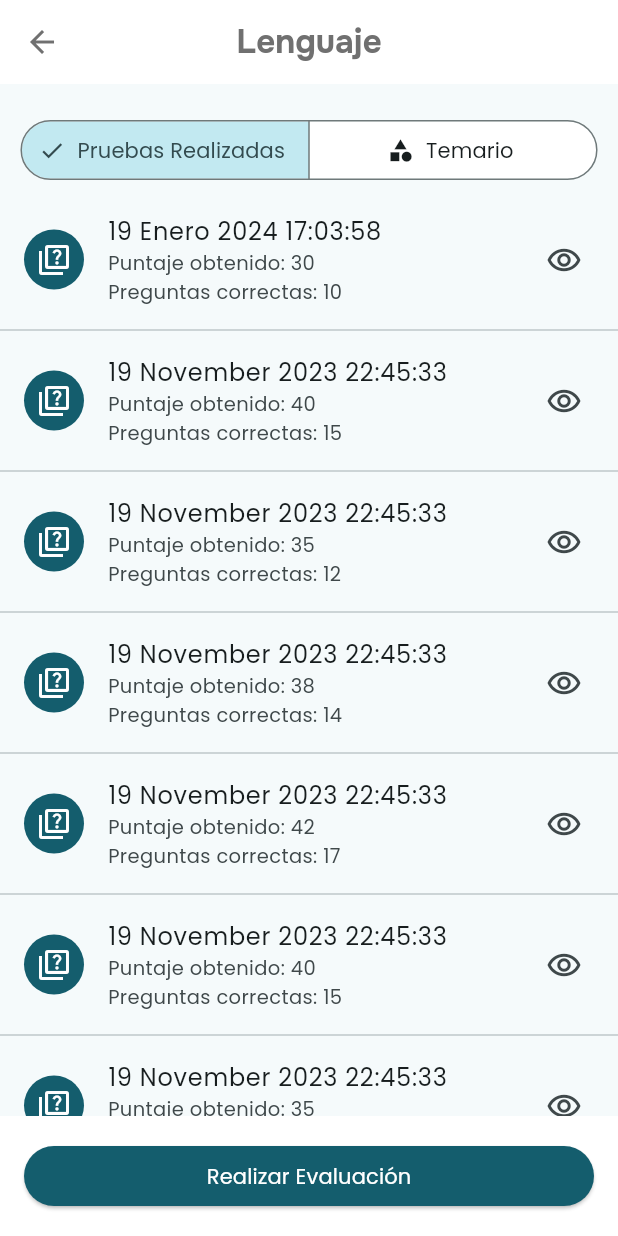
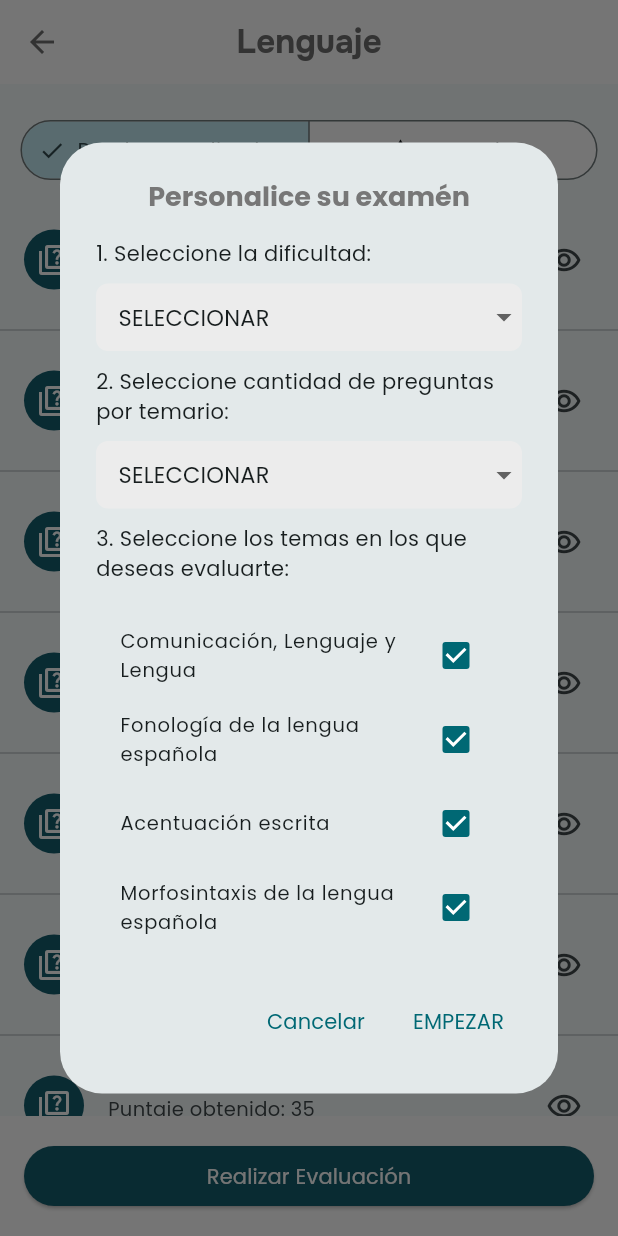
Before and after one commit to silverblade34/app_cerebritos, a Flutter app: the CourseDetailsPage screen opened by its route, after a tap on "Realizar Evaluación", on a phone screen of 412 x 824 dp. Run offline on Flutter 3.47's test engine with Material 3 defaults, Android fonts, the phone set to English and light mode, and no system bars; our stand-ins replace flutter_easyloading, get, get_storage; accounts and stored records are empty.

Commit message:
se esta creando el modal para personalizar el examen por curso

```diff
--- a/lib/app/controllers/coursedetails_controller.dart
+++ b/lib/app/controllers/coursedetails_controller.dart
@@ -1,11 +1,87 @@
+import 'package:flutter/material.dart';
 import 'package:get/get.dart';
 
 class CourseDetailsController extends GetxController {
   var selectedCourse = {}.obs;
   late String course;
+  late RxString examDifficultySelected = RxString("0");
+  late RxString numberOfQuestionsSelected = RxString("0");
   late List<Map<String, String>> testCarriedOut;
   late List<Map<String, String>> syllabus;
   RxString selectedListView = RxString('PRUEBAS');
+
+  RxList<DropdownMenuItem<String>> itemsExamDifficulty =
+      RxList<DropdownMenuItem<String>>(const [
+    DropdownMenuItem(
+      value: "0", // Id como valor del DropdownMenuItem
+      child: Text(
+        "SELECCIONAR",
+        textAlign: TextAlign.center,
+        style: TextStyle(fontSize: 15),
+      ),
+    ),
+    DropdownMenuItem(
+      value: "1", // Id como valor del DropdownMenuItem
+      child: Text(
+        "FACIL",
+        textAlign: TextAlign.center,
+        style: TextStyle(fontSize: 15),
+      ),
+    ),
+    DropdownMenuItem(
+      value: "2", // Id como valor del DropdownMenuItem
+      child: Text(
+        "INTERMEDIO",
+        textAlign: TextAlign.center,
+        style: TextStyle(fontSize: 15),
+      ),
+    ),
+    DropdownMenuItem(
+      value: "3", // Id como valor del DropdownMenuItem
+      child: Text(
+        "DIFICIL",
+        textAlign: TextAlign.center,
+        style: TextStyle(fontSize: 15),
+      ),
+    )
+  ]);
+
+  RxList<DropdownMenuItem<String>> itemsNumberOfQuestions =
+      RxList<DropdownMenuItem<String>>(const [
+    DropdownMenuItem(
+      value: "0", // Id como valor del DropdownMenuItem
+      child: Text(
+        "SELECCIONAR",
+        textAlign: TextAlign.center,
+        style: TextStyle(fontSize: 15),
+      ),
+    ),
+    DropdownMenuItem(
+      value: "2", // Id como valor del DropdownMenuItem
+      child: Text(
+        "2",
+        textAlign: TextAlign.center,
+        style: TextStyle(fontSize: 15),
+      ),
+    ),
+    DropdownMenuItem(
+      value: "4", // Id como valor del DropdownMenuItem
+      child: Text(
+        "4",
+        textAlign: TextAlign.center,
+        style: TextStyle(fontSize: 15),
+      ),
+    ),
+    DropdownMenuItem(
+      value: "6", // Id como valor del DropdownMenuItem
+      child: Text(
+        "6",
+        textAlign: TextAlign.center,
+        style: TextStyle(fontSize: 15),
+      ),
+    )
+  ]);
+
   @override
   void onInit() {
     selectedCourse.value = {
@@ -78,21 +154,25 @@ class CourseDetailsController extends GetxController {
       ],
       "syllabus": [
         {
+          "id": "1",
           "name": "Comunicación, Lenguaje y Lengua",
           "description":
               "1.1 Comunicación: Elementos de la comunicación. Lenguaje: Definición, propiedades y funciones. \n 1.2 Lengua y habla: Características e interrelación. Variedades: Regional, situacional, social y estándar. \n 1.3 Lengua española en el Perú: Antecedentes en el latín, características de su fonología, morfología y sintaxis. \n 1.4 Realidad lingüística del Perú: Familias lingüísticas y lenguas andinas y amazónicas."
         },
         {
+          "id": "2",
           "name": "Fonología de la lengua española",
           "description":
               "2.1 Fonema: Definición y clases. Relación fonema-letra. \n 2.2 Sílaba: Definición, estructura y clases. \n 2.3 Secuencias de vocales: Diptongo, triptongo y hiato. \n 2.4 Segmentación silábica o silabeo ortográfico."
         },
         {
+          "id": "3",
           "name": "Acentuación escrita",
           "description":
               "Acentuación especial: Diacrítica y enfática, y de formas o expresiones complejas "
         },
         {
+          "id": "4",
           "name": "Morfosintaxis de la lengua española",
           "description":
               "Formación de palabra: Flexión y derivación, y composición, parasíntesis y acronimia "
--- a/lib/app/ui/pages/coursedetails/coursedetails_page.dart
+++ b/lib/app/ui/pages/coursedetails/coursedetails_page.dart
@@ -1,4 +1,5 @@
 import 'package:app_cerebritos/app/controllers/coursedetails_controller.dart';
+import 'package:app_cerebritos/app/ui/pages/coursedetails/widgets/checkbox_listile.dart';
 import 'package:app_cerebritos/app/ui/pages/coursedetails/widgets/list_evaluations.dart';
 import 'package:app_cerebritos/app/ui/pages/coursedetails/widgets/list_syllabus.dart';
 import 'package:app_cerebritos/app/ui/pages/coursedetails/widgets/single_choice.dart';
@@ -11,7 +12,6 @@ class CourseDetailsPage extends GetView<CourseDetailsController> {
 
   @override
   Widget build(BuildContext context) {
-    final coursedetailCL = Get.put(CourseDetailsController());
     double screenHeight = MediaQuery.of(context).size.height;
     return Scaffold(
       appBar: AppBar(
@@ -42,7 +42,7 @@ class CourseDetailsPage extends GetView<CourseDetailsController> {
                       const EdgeInsets.symmetric(vertical: 0, horizontal: 10),
                   child: Center(
                     child: SingleChoice(onChanged: (selectedValue) {
-                      coursedetailCL.selectedListView.value = selectedValue;
+                      controller.selectedListView.value = selectedValue;
                     }),
                   ),
                 ),
@@ -56,20 +56,19 @@ class CourseDetailsPage extends GetView<CourseDetailsController> {
                     if (selectedValue == "TEMARIO") {
                       return SizedBox(
                         height: screenHeight - 160,
-                        child: ListSyllabus(syllabus: coursedetailCL.syllabus),
+                        child: ListSyllabus(syllabus: controller.syllabus),
                       );
                     } else if (selectedValue == "PRUEBAS") {
                       return SizedBox(
                         height: screenHeight - 160,
                         child: ListEvaluations(
-                            evaluations: coursedetailCL.testCarriedOut),
+                            evaluations: controller.testCarriedOut),
                       );
                     } else {
                       return Container();
                     }
                   },
                 ),
-
               ],
             ),
             Positioned(
@@ -85,7 +84,109 @@ class CourseDetailsPage extends GetView<CourseDetailsController> {
                         MaterialStateColor.resolveWith((states) => SECONDARY),
                   ),
                   onPressed: () {
-                    // Acciones cuando se presiona el botón
+                    showDialog<String>(
+                      context: context,
+                      builder: (BuildContext context) => AlertDialog(
+                        title: const Text(
+                          'Personalice su examén',
+                          style: TextStyle(
+                              fontSize: 18,
+                              color: Color.fromARGB(255, 119, 119, 119),
+                              fontWeight: FontWeight.bold),
+                          textAlign: TextAlign.center,
+                        ),
+                        content: SingleChildScrollView(
+                          child: Column(
+                              crossAxisAlignment: CrossAxisAlignment.start,
+                            children: [
+                              const Text("1. Seleccione la dificultad:"),
+                              const SizedBox(
+                                height: 10,
+                              ),
+                              Obx(
+                                () => Container(
+                                  padding: const EdgeInsets.only(left: 15.0),
+                                  decoration: BoxDecoration(
+                                    color: const Color.fromARGB(
+                                        255, 236, 236, 236),
+                                    borderRadius: BorderRadius.circular(8),
+                                  ),
+                                  height: 45,
+                                  child: DropdownButton<String>(
+                                    isExpanded: true,
+                                    value:
+                                        controller.examDifficultySelected.value,
+                                    underline:
+                                        Container(color: Colors.transparent),
+                                    items: controller.itemsExamDifficulty,
+                                    onChanged: (String? newValue) async {
+                                      if (newValue != null) {
+                                        controller.examDifficultySelected
+                                            .value = newValue;
+                                      }
+                                    },
+                                  ),
+                                ),
+                              ),
+                              const SizedBox(
+                                height: 10,
+                              ),
+                              const Text(
+                                  "2. Seleccione cantidad de preguntas por temario:"),
+                              const SizedBox(
+                                height: 10,
+                              ),
+                              Obx(
+                                () => Container(
+                                  padding: const EdgeInsets.only(left: 15.0),
+                                  decoration: BoxDecoration(
+                                    color: const Color.fromARGB(
+                                        255, 236, 236, 236),
+                                    borderRadius: BorderRadius.circular(8),
+                                  ),
+                                  height: 45,
+                                  child: DropdownButton<String>(
+                                    isExpanded: true,
+                                    value: controller
+                                        .numberOfQuestionsSelected.value,
+                                    underline:
+                                        Container(color: Colors.transparent),
+                                    items: controller.itemsNumberOfQuestions,
+                                    onChanged: (String? newValue) async {
+                                      if (newValue != null) {
+                                        controller.numberOfQuestionsSelected
+                                            .value = newValue;
+                                      }
+                                    },
+                                  ),
+                                ),
+                              ),
+                              const SizedBox(
+                                height: 10,
+                              ),
+                              const Text(
+                                  "3. Seleccione los temas en los que deseas evaluarte:"),
+                              const SizedBox(
+                                height: 10,
+                              ),
+                              CheckBoxListTile(syllabus: controller.syllabus)
+                            ],
+                          ),
+                        ),
+                        actions: <Widget>[
+                          TextButton(
+                            onPressed: () => {
+                              Navigator.pop(context, 'CANCEL'),
+                            },
+                            child: const Text('Cancelar'),
+                          ),
+                          TextButton(
+                            onPressed: () => Navigator.pop(context, 'OK'),
+                            child: const Text('EMPEZAR'),
+                          ),
+                        ],
+                      ),
+                    );
                   },
                   child: const Text(
                     'Realizar Evaluación',
--- /dev/null
+++ b/lib/app/ui/pages/coursedetails/widgets/checkbox_listile.dart
@@ -0,0 +1,32 @@
+import 'package:flutter/material.dart';
+
+class CheckBoxListTile extends StatelessWidget {
+  final List<Map<String, String>> syllabus;
+
+  const CheckBoxListTile({Key? key, required this.syllabus}) : super(key: key);
+
+  @override
+  Widget build(BuildContext context) {
+    return Column(
+      children: [
+        const SizedBox(height: 10),
+        Column(
+          children: syllabus
+              .map(
+                (item) => CheckboxListTile(
+                  title: Text(
+                    item['name'] ?? '',
+                    style: const TextStyle(fontSize: 13),
+                  ),
+                  value: true,
+                  onChanged: (bool? value) {
+                    // Puedes manejar cambios aquí si es necesario
+                  },
+                ),
+              )
+              .toList(),
+        ),
+      ],
+    );
+  }
+}
--- a/lib/main.dart
+++ b/lib/main.dart
@@ -9,7 +9,7 @@ void main() async {
   runApp(
     GetMaterialApp(
       debugShowCheckedModeBanner: false,
-      initialRoute: Routes.INITIAL,
+      initialRoute: Routes.HOME,
       getPages: AppPages.pages,
       theme: ThemeData(
         fontFamily: 'Poppins',
```
